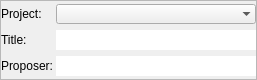
Old version of the form cct/qtgui2/main/indicators/accounting.ui in the repository awacha/cct.
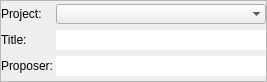
New version of the form.

Diff of the .ui file:
```diff
--- a/cct/qtgui2/main/indicators/accounting.ui
+++ b/cct/qtgui2/main/indicators/accounting.ui
@@ -6,8 +6,8 @@
    <rect>
     <x>0</x>
     <y>0</y>
-    <width>249</width>
-    <height>80</height>
+    <width>267</width>
+    <height>82</height>
    </rect>
   </property>
   <property name="windowTitle">
```
